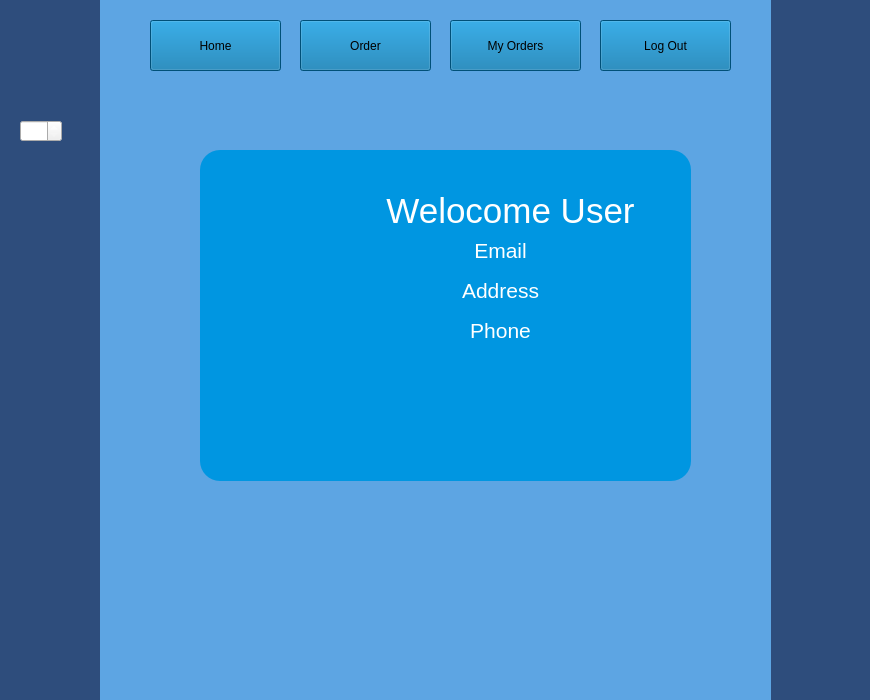
This is users.ui in MdTeach/KU_EL as Qt 5 draws it before an edit. The edited form follows.
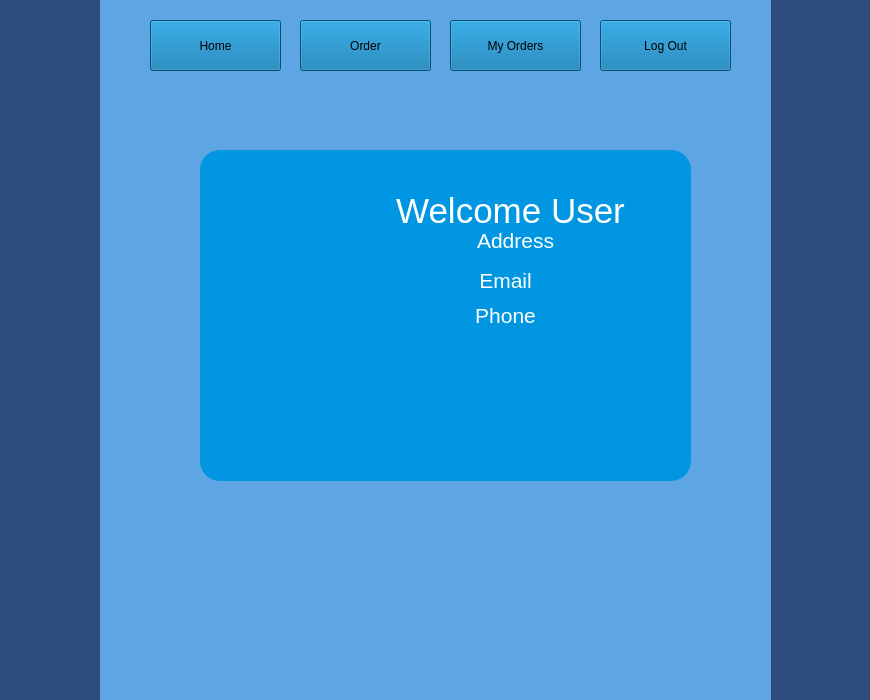
This is the edited form. The open tabs and pages were chosen to show the change. Icons and pictures are not drawn.

The edit to the form file:
```diff
--- a/users.ui
+++ b/users.ui
@@ -89,7 +89,7 @@
       <widget class="QFrame" name="frame">
        <property name="geometry">
         <rect>
-         <x>20</x>
+         <x>0</x>
          <y>20</y>
          <width>151</width>
          <height>141</height>
@@ -120,7 +120,7 @@
         </font>
        </property>
        <property name="text">
-        <string>Welocome User</string>
+        <string>Welcome User</string>
        </property>
        <property name="alignment">
         <set>Qt::AlignCenter</set>
@@ -129,9 +129,9 @@
       <widget class="QLabel" name="emailLabel">
        <property name="geometry">
         <rect>
-         <x>150</x>
-         <y>80</y>
-         <width>301</width>
+         <x>130</x>
+         <y>110</y>
+         <width>351</width>
          <height>41</height>
         </rect>
        </property>
@@ -150,10 +150,10 @@
       <widget class="QLabel" name="addressLabel">
        <property name="geometry">
         <rect>
-         <x>150</x>
-         <y>120</y>
-         <width>301</width>
-         <height>41</height>
+         <x>140</x>
+         <y>80</y>
+         <width>351</width>
+         <height>21</height>
         </rect>
        </property>
        <property name="font">
@@ -171,9 +171,9 @@
       <widget class="QLabel" name="phoneLabel">
        <property name="geometry">
         <rect>
-         <x>150</x>
-         <y>160</y>
-         <width>301</width>
+         <x>130</x>
+         <y>145</y>
+         <width>351</width>
          <height>41</height>
         </rect>
        </property>
@@ -510,16 +510,6 @@
      <string>Home</string>
     </property>
    </widget>
-   <widget class="QSpinBox" name="spinBox">
-    <property name="geometry">
-     <rect>
-      <x>20</x>
-      <y>120</y>
-      <width>42</width>
-      <height>22</height>
-     </rect>
-    </property>
-   </widget>
    <zorder>userStack</zorder>
    <zorder>pushButton</zorder>
    <zorder>myOrdersButton</zorder>
```
Left out of the diff: 31 changed lines with no effect on the pictures.
